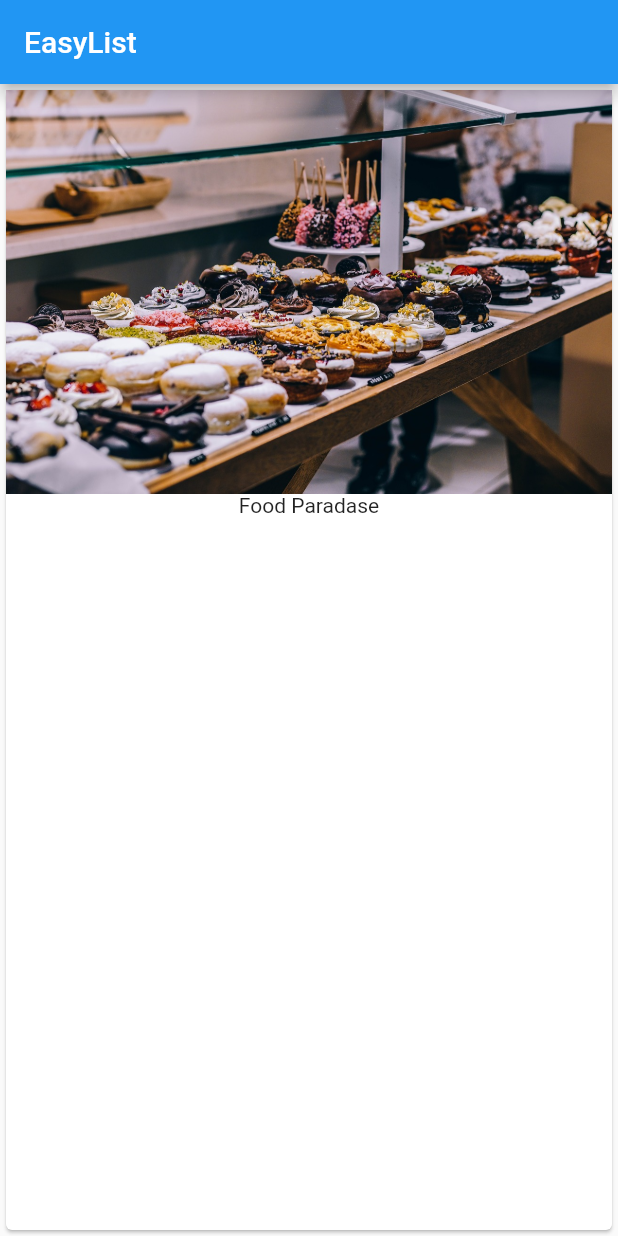
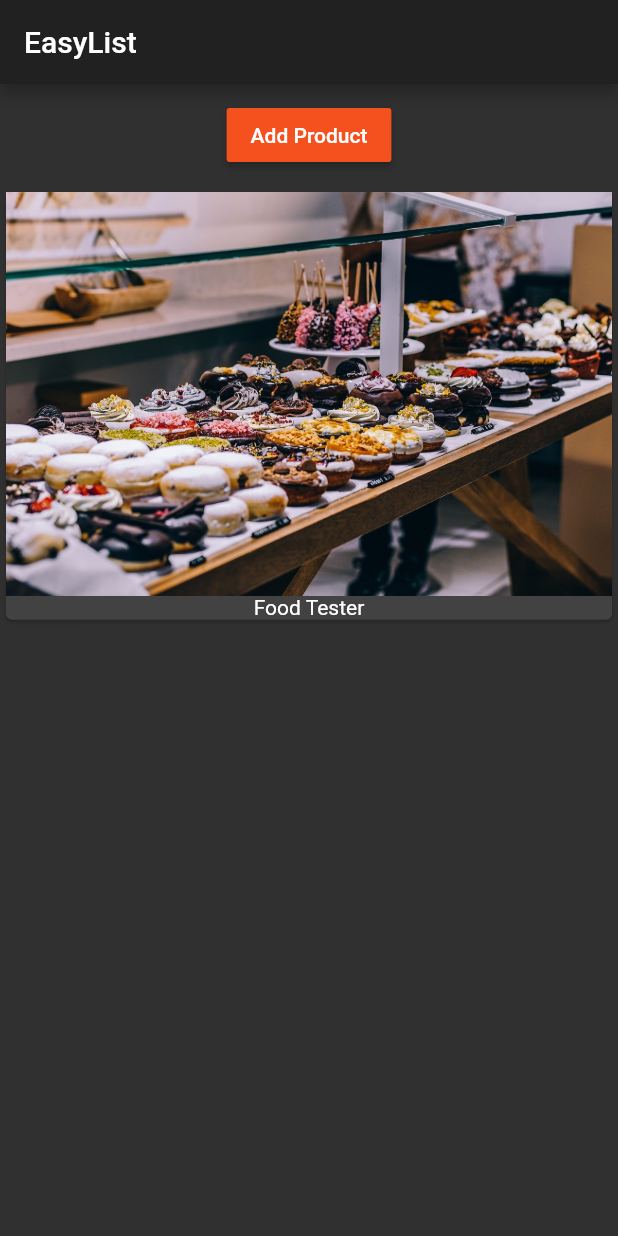
Before and after one commit to Kusaykin/flutter_course, a Flutter app: the screen it shows after launch, on a phone screen of 412 x 824 dp. Run offline on Flutter 3.47's test engine with Material 2 defaults, Android fonts, the phone set to English and light mode, and no system bars.

Commit message:
flutter basics done

```diff
--- a/lib/main.dart
+++ b/lib/main.dart
@@ -1,4 +1,6 @@
 import 'package:flutter/material.dart';
+
+import 'product_manager.dart';
 
 void main() => runApp(MyApp());
 
@@ -6,21 +8,17 @@ class MyApp extends StatelessWidget {
   @override
   Widget build(BuildContext context) {
     return MaterialApp(
+      theme: ThemeData(
+        brightness: Brightness.dark,
+        primarySwatch: Colors.deepOrange,
+        accentColor: Colors.deepPurple
+      ),
       home: Scaffold(
         appBar: AppBar(
           title: Text('EasyList'),
         ),
-        body: Card(
-          child: Column(
-            children: <Widget>[
-              Image.asset('assets/food.jpg'),
-              Text('Food Paradase')
-            ],
-          ),
-        ),
+        body: ProductManager('Food Tester'),
       ),
     );
   }
-
-
 }
--- /dev/null
+++ b/lib/product_control.dart
@@ -0,0 +1,22 @@
+import 'package:flutter/material.dart';
+
+class ProductControl extends StatelessWidget {
+
+  final Function _addProduct;
+
+  ProductControl(this._addProduct);
+
+
+
+
+  @override
+  Widget build(BuildContext context) {
+    return RaisedButton(
+      onPressed: () {
+        _addProduct('Sweets');
+      },
+      child: Text('Add Product'),
+    );
+  }
+
+}
--- /dev/null
+++ b/lib/product_manager.dart
@@ -0,0 +1,45 @@
+import 'package:flutter/material.dart';
+
+import 'products.dart';
+import 'product_control.dart';
+
+class ProductManager extends StatefulWidget {
+  final String startingProduct;
+
+  ProductManager(this.startingProduct);
+
+  @override
+  State<StatefulWidget> createState() {
+    return _ProductManagerState();
+  }
+}
+
+class _ProductManagerState extends State<ProductManager> {
+  List<String> _products = [];
+
+  @override
+  void initState() {
+    _products.add(widget.startingProduct);
+    super.initState();
+  }
+
+  @override
+  Widget build(BuildContext context) {
+    return Column(
+      children: <Widget>[
+        Container(
+          margin: EdgeInsets.all(10.0),
+          child: ProductControl(_addProduct),
+        ),
+        Products(_products)
+      ],
+    );
+  }
+
+  void _addProduct(String product){
+    setState(() {
+      _products.add(product);
+    });
+  }
+
+}
--- /dev/null
+++ b/lib/products.dart
@@ -0,0 +1,23 @@
+import 'package:flutter/material.dart';
+
+class Products extends StatelessWidget {
+  final List<String> products;
+
+  Products(this.products);
+
+  @override
+  Widget build(BuildContext context) {
+    return Column(
+      children: products
+          .map((element) => Card(
+                child: Column(
+                  children: <Widget>[
+                    Image.asset('assets/food.jpg'),
+                    Text(element)
+                  ],
+                ),
+              ))
+          .toList(),
+    );
+  }
+}
```
Also changed, not shown: 1 other file.
